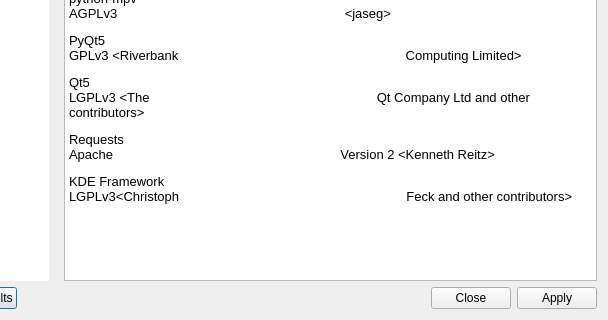
Above: gui/preferences.ui from mpvqc/mpvQC before the change; both pictures show x 92 to 700 and y 231 to 551 of the 700 by 551 pixel window. Below: the same form after it.
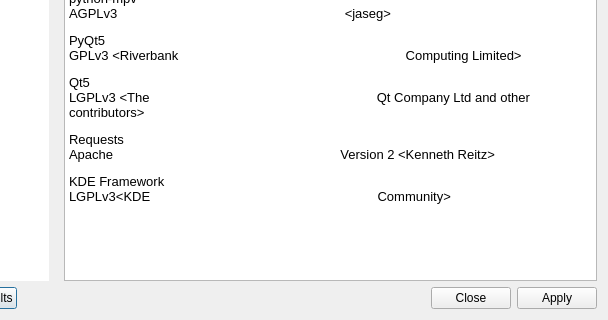
That is the form after the change. The open tabs and pages were chosen to show the change. Icons and pictures are not drawn. Custom widgets are drawn as their Qt base class.

```diff
--- a/gui/preferences.ui
+++ b/gui/preferences.ui
@@ -1076,8 +1076,8 @@
                                                                Version 2 &amp;lt;Kenneth Reitz&amp;gt; &lt;/p&gt;
                                                                &lt;p style=&quot; margin-top:12px; margin-bottom:12px;
                                                                margin-left:0px; margin-right:0px; -qt-block-indent:0;
-                                                               text-indent:0px;&quot;&gt;KDE Framework&lt;br /&gt;LGPLv3&amp;lt;Christoph
-                                                               Feck and other contributors&amp;gt; &lt;/p&gt;&lt;/body&gt;&lt;/html&gt;
+                                                               text-indent:0px;&quot;&gt;KDE Framework&lt;br /&gt;LGPLv3&amp;lt;KDE
+                                                               Community&amp;gt; &lt;/p&gt;&lt;/body&gt;&lt;/html&gt;
                                                            </string>
                                                        </property>
                                                    </widget>
```
Left out of the diff: 8 changed lines with no effect on the pictures.
